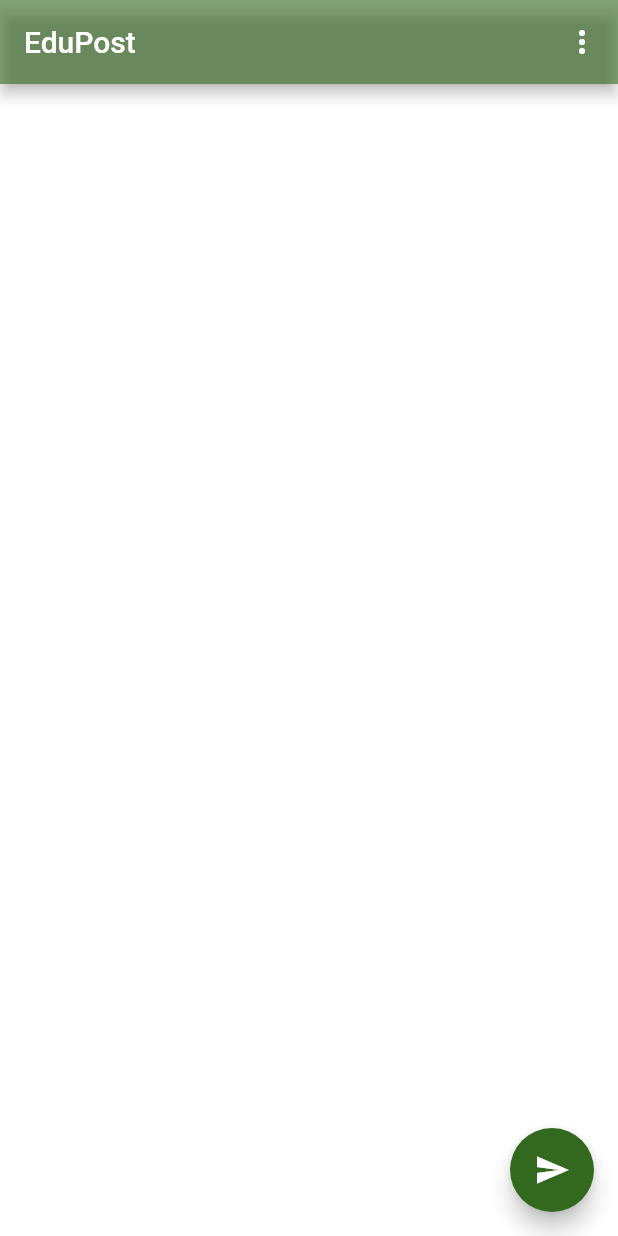
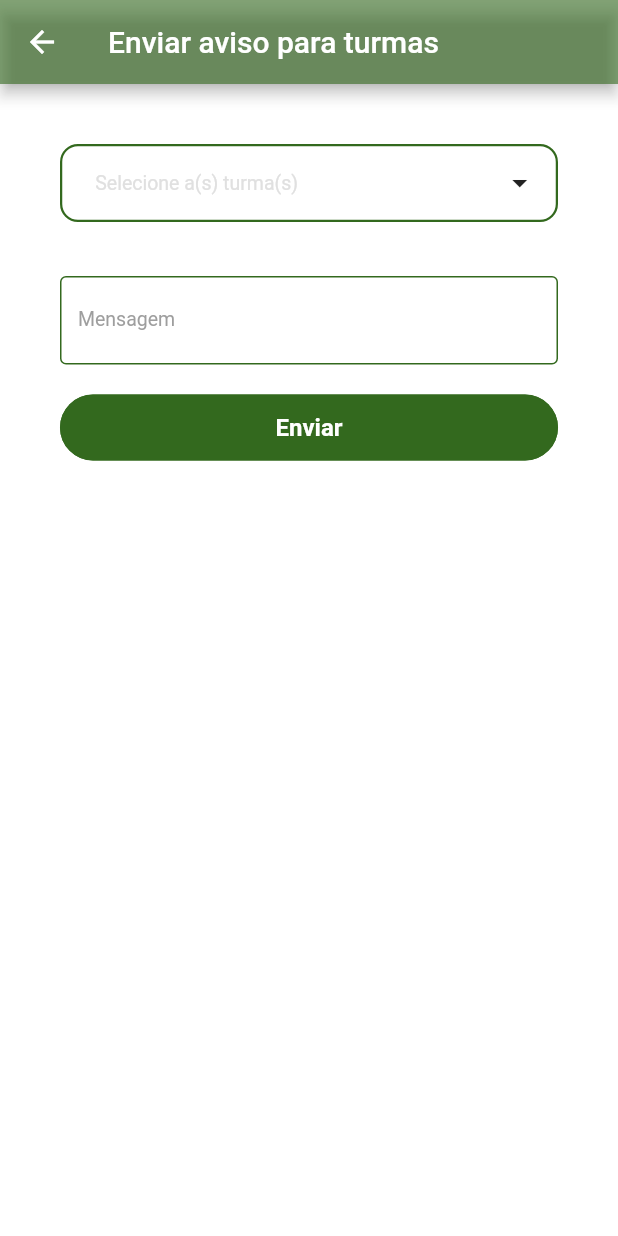
Before and after one commit to Joao-Gabriel-NSilva/edupost, a Flutter app: the HomePageProf screen opened directly, after a tap on the "send" icon, on a phone screen of 412 x 824 dp. Run offline on Flutter 3.47's test engine with Material 3 defaults, Android fonts, the phone set to English and light mode, and no system bars; drawn by our look-alikes of multi_dropdown; our stand-ins replace cloud_firestore, firebase_auth, firebase_core, font_awesome_flutter; accounts and stored records are empty.

Commit message:
Form envio de mensagens criado

```diff
--- /dev/null
+++ b/lib/screens/envio_de_msg.dart
@@ -0,0 +1,141 @@
+import 'package:cloud_firestore/cloud_firestore.dart';
+import 'package:edupost/widget/home_page/form_envio_de_msg_widget.dart';
+import 'package:firebase_auth/firebase_auth.dart';
+import 'package:flutter/material.dart';
+import 'package:multi_dropdown/multiselect_dropdown.dart';
+import '../util/util_style.dart';
+
+class EnvioDeMsg extends StatefulWidget {
+  const EnvioDeMsg({super.key});
+
+  @override
+  State<StatefulWidget> createState() {
+    return EnvioDeMsgState();
+  }
+}
+
+class EnvioDeMsgState extends State<EnvioDeMsg> {
+  final GlobalKey<ScaffoldState> _scaffoldKey = GlobalKey<ScaffoldState>();
+  final GlobalKey<FormState> _formKey = GlobalKey<FormState>();
+  final TextEditingController _controllerMsg = TextEditingController();
+  final MultiSelectController<String> _selectController =
+  MultiSelectController<String>();
+  final _animationButton = ValueNotifier<bool>(false);
+  final GlobalKey<FormEnvioDeMsgWidgetState> _k =
+  GlobalKey<FormEnvioDeMsgWidgetState>();
+
+  @override
+  Widget build(BuildContext context) {
+    return Scaffold(
+      key: _scaffoldKey,
+      backgroundColor: Colors.white12,
+      appBar: AppBar(
+          title: const Text('Enviar aviso para turmas'),
+          backgroundColor: UtilStyle.instance.corPrimaria.withOpacity(0.6),
+          foregroundColor: Colors.white),
+      body: Column(
+        crossAxisAlignment: CrossAxisAlignment.center,
+        mainAxisAlignment: MainAxisAlignment.center,
+        children: [
+          Expanded(
+              child: ListView(
+                children: [
+                  FormEnvioDeMsgWidget(
+                      _formKey, _controllerMsg, _selectController,
+                      key: _k),
+                  _buildButton(context)
+                ],
+              ))
+        ],
+      ),
+    );
+  }
+
+  Widget _buildButton(BuildContext context) {
+    return Container(
+      height: 44,
+      margin: const EdgeInsets.only(top: 20, bottom: 20),
+      padding: const EdgeInsets.only(left: 40, right: 40),
+      child: ValueListenableBuilder<bool>(
+        valueListenable: _animationButton,
+        builder: (context, value, child) {
+          return TextButton(
+            style: ButtonStyle(
+              overlayColor: WidgetStateProperty.all(Colors.white70),
+              backgroundColor:
+              WidgetStateProperty.all(UtilStyle.instance.corPrimaria),
+              shape: WidgetStateProperty.all(
+                RoundedRectangleBorder(
+                  borderRadius: BorderRadius.circular(30),
+                  side: BorderSide(
+                    color: UtilStyle.instance.corPrimaria,
+                    width: 2.0, // Tamanho da borda
+                  ),
+                ),
+              ),
+            ),
+            onPressed: !value && !_animationButton.value
+                ? () async {
+              var temMsg = _formKey.currentState!.validate();
+              var temTurma = _k.currentState!.validaTurmaSelecionada();
+              if (temMsg && temTurma) {
+                _animationButton.value = true;
+                var email = FirebaseAuth.instance.currentUser!.email;
+                var conteudo = _controllerMsg.text;
+                try {
+                  for (var item in _selectController.selectedOptions) {
+                    await FirebaseFirestore.instance
+                        .doc('turmas/${item.value!}')
+                        .collection('mensagens')
+                        .add({
+                      'conteudo': conteudo,
+                      'data': Timestamp.now(),
+                      'remetente': FirebaseFirestore.instance
+                          .doc('usuarios/$email')
+                    });
+                    await FirebaseFirestore.instance.doc(
+                        'turmas/${item.value!}').update({'ultimaMsg': conteudo});
+                  }
+
+                  _controllerMsg.clear();
+                  _selectController.clearAllSelection();
+
+                  ScaffoldMessenger.of(context).showSnackBar(
+                    const SnackBar(
+                        content: Text('Mensagens enviadas com sucesso!')),
+                  );
+                } catch (ex) {
+                  ScaffoldMessenger.of(context).clearSnackBars();
+                  ScaffoldMessenger.of(context).showSnackBar(SnackBar(
+                      content: Text('Falha ao enviar mensagem: $ex')));
+                } finally {
+                  setState(() {
+                    _animationButton.value = false;
+                  });
+                }
+              }
+            }
+                : null,
+            child: !value
+                ? const Text(
+              'Enviar',
+              style: TextStyle(
+                color: Colors.white,
+                fontWeight: FontWeight.bold,
+                fontSize: 16,
+              ),
+            )
+                : const Center(
+              child: CircularProgressIndicator(
+                valueColor: AlwaysStoppedAnimation<Color>(
+                  Colors.white,
+                ),
+                strokeWidth: 3,
+              ),
+            ),
+          );
+        },
+      ),
+    );
+  }
+}
--- a/lib/screens/home_page_prof.dart
+++ b/lib/screens/home_page_prof.dart
@@ -8,9 +8,9 @@ import 'package:flutter/material.dart';
 
 import '../model/home_page/curso.dart';
 import '../model/home_page/model_canal.dart';
+import 'envio_de_msg.dart';
 
 class HomePageProf extends StatefulWidget {
-
   const HomePageProf({super.key});
 
   @override
@@ -30,7 +30,10 @@ class HomePageProfState extends State<HomePageProf> {
     for (var snapshot in turmas) {
       var data = snapshot.data() as Map<String, dynamic>;
       var curso = await _getDadosCurso(snapshot['curso']);
-      var mens = await snapshot.reference.collection('mensagens').get();
+      var mens = await snapshot.reference
+          .collection('mensagens')
+          .orderBy('data')
+          .get();
       List<Mensagem> msgs = [];
       if (mens.docs.isNotEmpty) {
         msgs = mens.docs
@@ -43,7 +46,7 @@ class HomePageProfState extends State<HomePageProf> {
       }
 
       var canal = ModelCanal(curso.nome, data['periodo'], data['semestre'],
-          mensagens: msgs);
+          mensagens: msgs, ultimaMsg: data['ultimaMsg']);
       lista.add(canal);
     }
     return lista;
@@ -93,7 +96,8 @@ class HomePageProfState extends State<HomePageProf> {
       ),
       floatingActionButton: FloatingActionButton(
         onPressed: () {
-
+          Navigator.of(context)
+              .push(MaterialPageRoute(builder: (c) => const EnvioDeMsg()));
         },
         backgroundColor: UtilStyle.instance.corPrimaria,
         foregroundColor: Colors.white,
--- a/lib/screens/login.dart
+++ b/lib/screens/login.dart
@@ -98,7 +98,7 @@ class LoginState extends State<Login> {
                           Navigator.of(context).pushAndRemoveUntil(
                               MaterialPageRoute(
                                   builder: (BuildContext contect) =>
-                                      obj.ehSuperUsuario ? HomePageProf() : HomePageAluno()),
+                                      obj.ehSuperUsuario ? const HomePageProf() : HomePageAluno()),
                               (a) => false);
                         }
                       } catch (ex) {
--- /dev/null
+++ b/lib/widget/home_page/form_envio_de_msg_widget.dart
@@ -0,0 +1,173 @@
+import 'package:cloud_firestore/cloud_firestore.dart';
+import 'package:flutter/material.dart';
+import 'package:multi_dropdown/multiselect_dropdown.dart';
+import '../../model/home_page/curso.dart';
+import '../../util/util_style.dart';
+
+class FormEnvioDeMsgWidget extends StatefulWidget {
+  final GlobalKey<FormState> _formKey;
+  final TextEditingController _controllerMsg;
+  final MultiSelectController<String> _selectController;
+
+  const FormEnvioDeMsgWidget(
+      this._formKey, this._controllerMsg, this._selectController,
+      {Key? key})
+      : super(key: key);
+
+  @override
+  State<StatefulWidget> createState() {
+    return FormEnvioDeMsgWidgetState();
+  }
+}
+
+class FormEnvioDeMsgWidgetState extends State<FormEnvioDeMsgWidget> {
+  final FocusNode _nodeMsg = FocusNode();
+  final FocusNode _nodeTurmas = FocusNode();
+  final List<ValueItem<String>> listaTurmas = [];
+  bool turmaValida = true;
+
+  bool validaTurmaSelecionada() {
+    var aux = widget._selectController.selectedOptions.isEmpty;
+    setState(() {
+      turmaValida = !aux;
+    });
+    return !aux;
+  }
+
+  @override
+  void initState() {
+    _getTurmas();
+    super.initState();
+  }
+
+  Future<void> _getTurmas() async {
+    var snap = await FirebaseFirestore.instance.collection('turmas').get();
+    List<DocumentSnapshot<Object?>> turmas = snap.docs;
+    List<ValueItem<String>> aux = [];
+
+    for (var snapshot in turmas) {
+      var data = snapshot.data() as Map<String, dynamic>;
+      var curso = await _getDadosCurso(snapshot['curso']);
+      aux.add(ValueItem<String>(
+          label:
+              '${curso.nome} ${data['complemento'] ?? ''} - ${data['semestre']}° semestre - ${data['periodo']}',
+          value: snapshot.id));
+    }
+
+    setState(() {
+      listaTurmas.clear();
+      listaTurmas.addAll(aux);
+      widget._selectController.setOptions(listaTurmas);
+      if (listaTurmas.length == 1 &&
+          widget._selectController.selectedOptions.isEmpty) {
+        widget._selectController.setSelectedOptions([listaTurmas.first]);
+      }
+    });
+  }
+
+  Future<Curso> _getDadosCurso(DocumentReference curso) async {
+    DocumentSnapshot ds = await curso.get();
+    var data = ds.data() as Map<String, dynamic>;
+    return Curso(data['nome']);
+  }
+
+  @override
+  Widget build(BuildContext context) {
+    return Padding(
+      padding: const EdgeInsets.only(left: 40, right: 40, top: 40),
+      child: Form(
+        key: widget._formKey,
+        child: Column(
+          mainAxisAlignment: MainAxisAlignment.start,
+          crossAxisAlignment: CrossAxisAlignment.stretch,
+          children: [
+            MultiSelectDropDown<String>(
+              focusNode: _nodeTurmas,
+              onOptionSelected: (List<ValueItem> selectedOptions) {},
+              controller: widget._selectController,
+              options: listaTurmas,
+              selectionType: SelectionType.multi,
+              dropdownHeight: 300,
+              optionTextStyle:
+                  const TextStyle(fontSize: 13, color: Colors.white),
+              selectedOptionIcon: const Icon(Icons.check_circle),
+              hint: 'Selecione a(s) turma(s)',
+              borderColor: turmaValida
+                  ? UtilStyle.instance.corPrimaria
+                  : const Color.fromRGBO(186, 26, 26, 1),
+              borderWidth: 1.5,
+              dropdownBackgroundColor: Colors.black,
+              fieldBackgroundColor: Colors.transparent,
+              selectedOptionBackgroundColor:
+                  UtilStyle.instance.corPrimaria.withOpacity(1),
+              optionsBackgroundColor: Colors.white12,
+            ),
+            turmaValida
+                ? const Text('')
+                : const Padding(
+                    padding: EdgeInsets.only(left: 10, top: 10),
+                    child: Text(
+                      'Selecione pelo menos uma turma',
+                      style: TextStyle(
+                          color: Color.fromRGBO(186, 26, 26, 1), fontSize: 11),
+                    ),
+                  ),
+            const SizedBox(
+              height: 20,
+            ),
+            TextFormField(
+                focusNode: _nodeMsg,
+                controller: widget._controllerMsg,
+                maxLines: null,
+                keyboardType: TextInputType.multiline,
+                style: const TextStyle(color: Colors.white),
+                decoration: InputDecoration(
+                  border: const OutlineInputBorder(),
+                  labelText: 'Mensagem',
+                  labelStyle: _labelTextStyle(),
+                  enabledBorder: _enabledBorder(),
+                  focusedBorder: _focusBorder(),
+                ),
+                validator: (text) {
+                  if (text!.isEmpty) {
+                    return 'Informe a mensagem';
+                  }
+                  return null;
+                },
+                onFieldSubmitted: (_) {
+                  if (widget._controllerMsg.text.isEmpty) {
+                    widget._formKey.currentState?.validate();
+                  }
+                  if (widget._selectController.selectedOptions.isEmpty) {
+                    FocusScope.of(context).requestFocus(_nodeTurmas);
+                  }
+                }),
+          ],
+        ),
+      ),
+    );
+  }
+
+  TextStyle _labelTextStyle() {
+    return const TextStyle(
+      fontSize: 13,
+      color: Colors.grey,
+    );
+  }
+
+  InputBorder _focusBorder() {
+    return OutlineInputBorder(
+      borderSide: BorderSide(
+        color: UtilStyle.instance.corPrimaria,
+      ),
+    );
+  }
+
+  InputBorder _enabledBorder() {
+    return OutlineInputBorder(
+      borderSide: BorderSide(
+        color: UtilStyle.instance.corPrimaria,
+      ),
+    );
+  }
+}
--- a/pubspec.yaml
+++ b/pubspec.yaml
@@ -40,6 +40,7 @@ dependencies:
   firebase_core: ^2.30.1
   firebase_auth: ^4.19.5
   cloud_firestore: ^4.17.3
+  multi_dropdown: ^2.1.4
 
 dev_dependencies:
   flutter_test:
```
Also changed, not shown: pubspec.lock.
